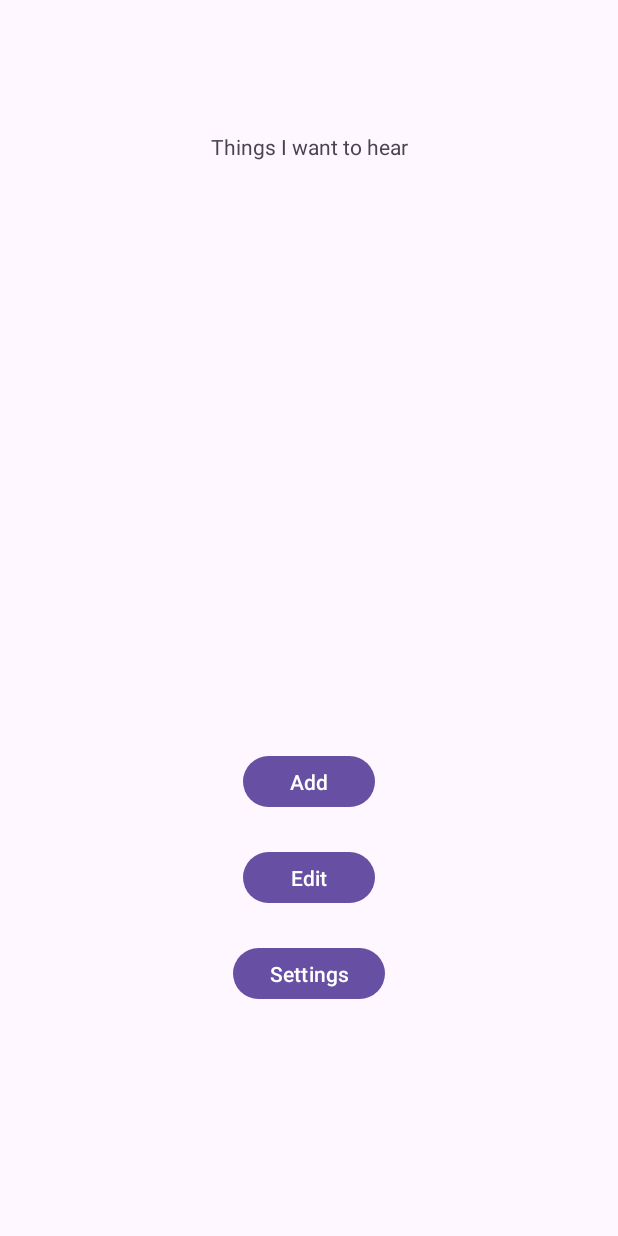
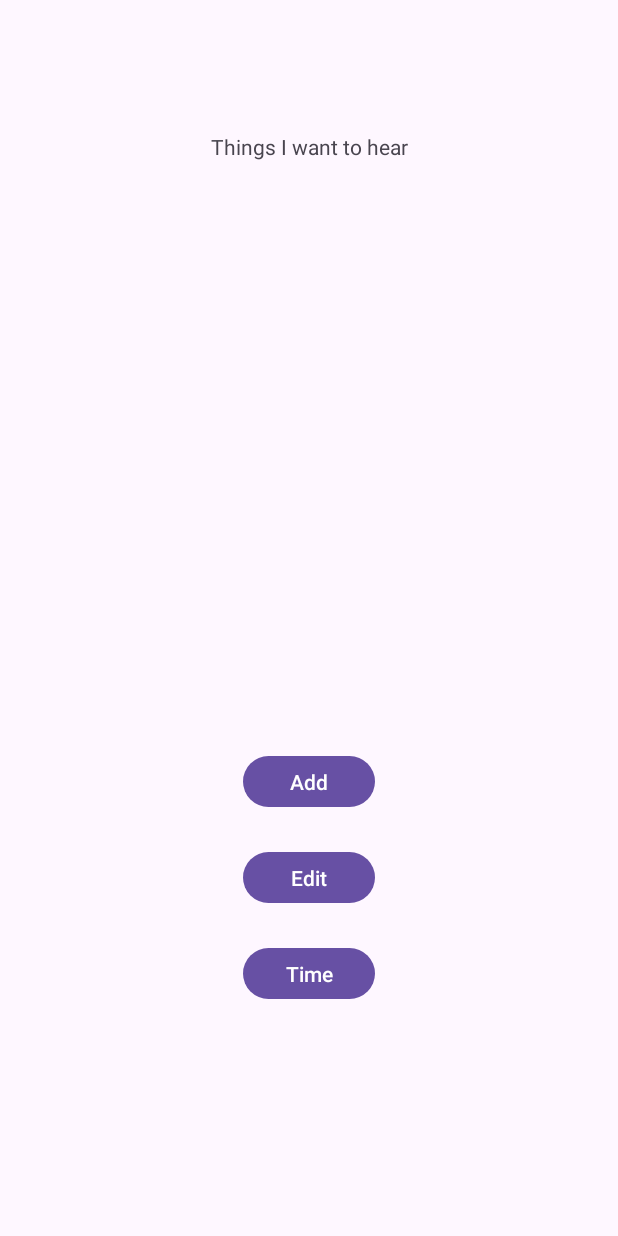
Before and after one commit to jkjungha/Emo-Record, an Android app: the screen it shows after launch (ThingsWantToHearActivity), on a phone screen of 412 x 824 dp. Run offline under Robolectric (Android 15) with nearby library versions, the phone set to English and light mode, and no system bars; our stand-ins replace Firebase (no records; nobody signed in at launch, a user with empty details on screens opened directly); 5 statements that could not run were skipped.

Commit message:
fix emo-list emo-edit emo-delete

```diff
--- a/app/src/main/java/com/example/emotionku/ThingsWantToHearActivity.kt
+++ b/app/src/main/java/com/example/emotionku/ThingsWantToHearActivity.kt
@@ -3,13 +3,15 @@ package com.example.emotionku
 import android.content.Context
 import android.content.Intent
 import android.os.Bundle
-import android.text.Editable
-import android.text.TextWatcher
 import android.util.Log
-import android.view.View
 import androidx.appcompat.app.AppCompatActivity
-import androidx.core.widget.addTextChangedListener
 import com.example.emotionku.databinding.ActivityThingsWantToHearBinding
+import com.google.firebase.database.DataSnapshot
+import com.google.firebase.database.DatabaseError
+import com.google.firebase.database.ValueEventListener
+import com.google.firebase.database.getValue
+import com.google.firebase.database.ktx.database
+import com.google.firebase.ktx.Firebase
 
 
 class ThingsWantToHearActivity : AppCompatActivity() {
@@ -23,41 +25,36 @@ class ThingsWantToHearActivity : AppCompatActivity() {
     }
 
     fun init() {
-        setTextList()
-
-        binding.oriAddButton.setOnClickListener {
+        setDataAll()
+        binding.oriAddButton.setOnClickListener{
             var Intent = Intent(this, AddThingsWantToHearActivity::class.java)
             startActivity(Intent)
         }
-        binding.oriEditButton.setOnClickListener {
+        binding.oriEditButton.setOnClickListener{
             var Intent = Intent(this, EditThingsWantToHearActivity::class.java)
             startActivity(Intent)
         }
-//        binding.oriSettingsButton.setOnClickListener{
-//            var Intent = Intent(this, SettingsActivity::class.java)
-//            startActivity(Intent)
-//        }
+        binding.oriTimeButton.setOnClickListener{
+            var Intent = Intent(this, CheckEmojiActivity::class.java)
+            startActivity(Intent)
+        }
     }
-    fun setTextList(){
-        val data = getSharedPreferences("data", Context.MODE_PRIVATE)
+    fun setDataAll(){
+        val database = Firebase.database
+        val word = database.getReference("user/word")
+        word.addValueEventListener(object : ValueEventListener {
+            override fun onDataChange(dataSnapshot: DataSnapshot) {
+                binding.textView1.text = dataSnapshot.child("word1").getValue(String::class.java).toString()
+                binding.textView2.text = dataSnapshot.child("word2").getValue(String::class.java).toString()
+                binding.textView3.text = dataSnapshot.child("word3").getValue(String::class.java).toString()
+                binding.textView4.text = dataSnapshot.child("word4").getValue(String::class.java).toString()
+                binding.textView5.text = dataSnapshot.child("word5").getValue(String::class.java).toString()
 
-        val text1 = data.getString("text1", "")
-        val text2 = data.getString("text2", "")
-        val text3 = data.getString("text3", "")
-        val text4 = data.getString("text4", "")
-        val text5 = data.getString("text5", "")
+            }
 
-        Log.d("MAIN PAGE", "PRINT")
-        Log.d("text1", text1.toString())
-        Log.d("text2", text2.toString())
-        Log.d("text3", text3.toString())
-        Log.d("text4", text4.toString())
-        Log.d("text5", text5.toString())
+            override fun onCancelled(databaseError: DatabaseError) {
 
-        binding.textView1.text = text1
-        binding.textView2.text = text2
-        binding.textView3.text = text3
-        binding.textView4.text = text4
-        binding.textView5.text = text5
+            }
+        })
     }
 }
--- a/app/src/main/res/layout/activity_things_want_to_hear.xml
+++ b/app/src/main/res/layout/activity_things_want_to_hear.xml
@@ -38,18 +38,18 @@
         android:layout_marginBottom="16dp"
         android:insetBottom="10dp"
         android:text="Edit"
-        app:layout_constraintBottom_toTopOf="@+id/ori_settings_button"
-        app:layout_constraintEnd_toEndOf="@+id/ori_settings_button"
-        app:layout_constraintStart_toStartOf="@+id/ori_settings_button"
+        app:layout_constraintBottom_toTopOf="@+id/ori_time_button"
+        app:layout_constraintEnd_toEndOf="@+id/ori_time_button"
+        app:layout_constraintStart_toStartOf="@+id/ori_time_button"
         app:layout_constraintTop_toBottomOf="@+id/ori_add_button" />
 
     <Button
-        android:id="@+id/ori_settings_button"
+        android:id="@+id/ori_time_button"
         android:layout_width="wrap_content"
         android:layout_height="wrap_content"
         android:layout_marginBottom="148dp"
         android:insetBottom="10dp"
-        android:text="Settings"
+        android:text="Time"
         app:layout_constraintBottom_toBottomOf="parent"
         app:layout_constraintEnd_toEndOf="parent"
         app:layout_constraintStart_toStartOf="parent"
```
Also changed, not shown: app/src/main/java/com/example/emotionku/AddThingsWantToHearActivity.kt (+39 -29 lines), app/src/main/java/com/example/emotionku/EditThingsWantToHearActivity.kt (+130 -153 lines).
